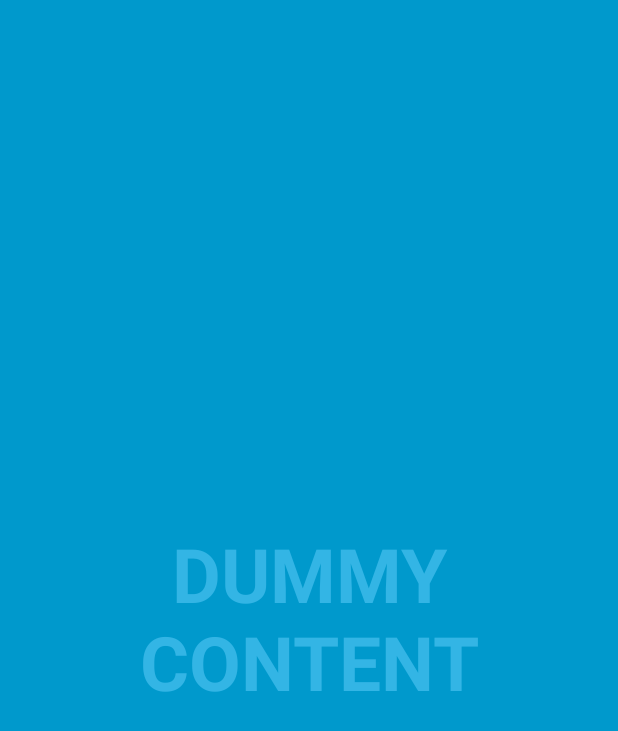
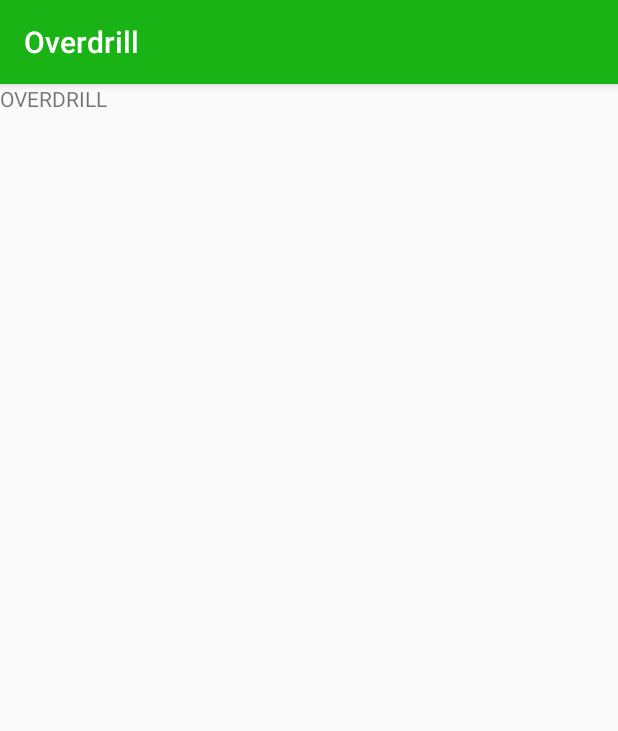
Before and after one commit to JJdeGroot/Overdrill, an Android app: the screen it shows after launch (FullscreenActivity before the commit, MainActivity after it), on a phone screen of 412 x 824 dp. Shown: the top 731 px of the screen. Run offline under Robolectric (Android 15) with nearby library versions, the phone set to English and light mode, and no system bars.

Commit message:
Project setup

```diff
--- a/app/src/main/java/fr/ups/overdrill/FullscreenActivity.java
+++ /dev/null
@@ -1,163 +0,0 @@
-package fr.ups.overdrill;
-
-import android.annotation.SuppressLint;
-import android.support.v7.app.ActionBar;
-import android.support.v7.app.AppCompatActivity;
-import android.os.Bundle;
-import android.os.Handler;
-import android.view.MotionEvent;
-import android.view.View;
-
-/**
- * An example full-screen activity that shows and hides the system UI (i.e.
- * status bar and navigation/system bar) with user interaction.
- */
-public class FullscreenActivity extends AppCompatActivity {
-    /**
-     * Whether or not the system UI should be auto-hidden after
-     * {@link #AUTO_HIDE_DELAY_MILLIS} milliseconds.
-     */
-    private static final boolean AUTO_HIDE = true;
-
-    /**
-     * If {@link #AUTO_HIDE} is set, the number of milliseconds to wait after
-     * user interaction before hiding the system UI.
-     */
-    private static final int AUTO_HIDE_DELAY_MILLIS = 3000;
-
-    /**
-     * Some older devices needs a small delay between UI widget updates
-     * and a change of the status and navigation bar.
-     */
-    private static final int UI_ANIMATION_DELAY = 300;
-    private final Handler mHideHandler = new Handler();
-    private View mContentView;
-    private final Runnable mHidePart2Runnable = new Runnable() {
-        @SuppressLint("InlinedApi")
-        @Override
-        public void run() {
-            // Delayed removal of status and navigation bar
-
-            // Note that some of these constants are new as of API 16 (Jelly Bean)
-            // and API 19 (KitKat). It is safe to use them, as they are inlined
-            // at compile-time and do nothing on earlier devices.
-            mContentView.setSystemUiVisibility(View.SYSTEM_UI_FLAG_LOW_PROFILE
-                    | View.SYSTEM_UI_FLAG_FULLSCREEN
-                    | View.SYSTEM_UI_FLAG_LAYOUT_STABLE
-                    | View.SYSTEM_UI_FLAG_IMMERSIVE_STICKY
-                    | View.SYSTEM_UI_FLAG_LAYOUT_HIDE_NAVIGATION
-                    | View.SYSTEM_UI_FLAG_HIDE_NAVIGATION);
-        }
-    };
-    private View mControlsView;
-    private final Runnable mShowPart2Runnable = new Runnable() {
-        @Override
-        public void run() {
-            // Delayed display of UI elements
-            ActionBar actionBar = getSupportActionBar();
-            if (actionBar != null) {
-                actionBar.show();
-            }
-            mControlsView.setVisibility(View.VISIBLE);
-        }
-    };
-    private boolean mVisible;
-    private final Runnable mHideRunnable = new Runnable() {
-        @Override
-        public void run() {
-            hide();
-        }
-    };
-    /**
-     * Touch listener to use for in-layout UI controls to delay hiding the
-     * system UI. This is to prevent the jarring behavior of controls going away
-     * while interacting with activity UI.
-     */
-    private final View.OnTouchListener mDelayHideTouchListener = new View.OnTouchListener() {
-        @Override
-        public boolean onTouch(View view, MotionEvent motionEvent) {
-            if (AUTO_HIDE) {
-                delayedHide(AUTO_HIDE_DELAY_MILLIS);
-            }
-            return false;
-        }
-    };
-
-    @Override
-    protected void onCreate(Bundle savedInstanceState) {
-        super.onCreate(savedInstanceState);
-
-        setContentView(R.layout.activity_fullscreen);
-
-        mVisible = true;
-        mControlsView = findViewById(R.id.fullscreen_content_controls);
-        mContentView = findViewById(R.id.fullscreen_content);
-
-
-        // Set up the user interaction to manually show or hide the system UI.
-        mContentView.setOnClickListener(new View.OnClickListener() {
-            @Override
-            public void onClick(View view) {
-                toggle();
-            }
-        });
-
-        // Upon interacting with UI controls, delay any scheduled hide()
-        // operations to prevent the jarring behavior of controls going away
-        // while interacting with the UI.
-        findViewById(R.id.dummy_button).setOnTouchListener(mDelayHideTouchListener);
-    }
-
-    @Override
-    protected void onPostCreate(Bundle savedInstanceState) {
-        super.onPostCreate(savedInstanceState);
-
-        // Trigger the initial hide() shortly after the activity has been
-        // created, to briefly hint to the user that UI controls
-        // are available.
-        delayedHide(100);
-    }
-
-    private void toggle() {
-        if (mVisible) {
-            hide();
-        } else {
-            show();
-        }
-    }
-
-    private void hide() {
-        // Hide UI first
-        ActionBar actionBar = getSupportActionBar();
-        if (actionBar != null) {
-            actionBar.hide();
-        }
-        mControlsView.setVisibility(View.GONE);
-        mVisible = false;
-
-        // Schedule a runnable to remove the status and navigation bar after a delay
-        mHideHandler.removeCallbacks(mShowPart2Runnable);
-        mHideHandler.postDelayed(mHidePart2Runnable, UI_ANIMATION_DELAY);
-    }
-
-    @SuppressLint("InlinedApi")
-    private void show() {
-        // Show the system bar
-        mContentView.setSystemUiVisibility(View.SYSTEM_UI_FLAG_LAYOUT_FULLSCREEN
-                | View.SYSTEM_UI_FLAG_LAYOUT_HIDE_NAVIGATION);
-        mVisible = true;
-
-        // Schedule a runnable to display UI elements after a delay
-        mHideHandler.removeCallbacks(mHidePart2Runnable);
-        mHideHandler.postDelayed(mShowPart2Runnable, UI_ANIMATION_DELAY);
-    }
-
-    /**
-     * Schedules a call to hide() in [delay] milliseconds, canceling any
-     * previously scheduled calls.
-     */
-    private void delayedHide(int delayMillis) {
-        mHideHandler.removeCallbacks(mHideRunnable);
-        mHideHandler.postDelayed(mHideRunnable, delayMillis);
-    }
-}
--- /dev/null
+++ b/app/src/main/java/fr/ups/overdrill/MainActivity.java
@@ -0,0 +1,17 @@
+package fr.ups.overdrill;
+
+import android.support.v7.app.AppCompatActivity;
+import android.os.Bundle;
+
+/**
+ * Main activity
+ */
+public class MainActivity extends AppCompatActivity {
+
+    @Override
+    protected void onCreate(Bundle savedInstanceState) {
+        super.onCreate(savedInstanceState);
+        setContentView(R.layout.activity_main);
+    }
+
+}
--- a/app/src/main/res/layout/activity_fullscreen.xml
+++ /dev/null
@@ -1,50 +0,0 @@
-<FrameLayout xmlns:android="http://schemas.android.com/apk/res/android"
-    xmlns:tools="http://schemas.android.com/tools"
-    android:layout_width="match_parent"
-    android:layout_height="match_parent"
-    android:background="#0099cc"
-    tools:context="fr.ups.overdrill.FullscreenActivity">
-
-    <!-- The primary full-screen view. This can be replaced with whatever view
-         is needed to present your content, e.g. VideoView, SurfaceView,
-         TextureView, etc. -->
-    <TextView
-        android:id="@+id/fullscreen_content"
-        android:layout_width="match_parent"
-        android:layout_height="match_parent"
-        android:gravity="center"
-        android:keepScreenOn="true"
-        android:text="@string/dummy_content"
-        android:textColor="#33b5e5"
-        android:textSize="50sp"
-        android:textStyle="bold" />
-
-    <!-- This FrameLayout insets its children based on system windows using
-         android:fitsSystemWindows. -->
-    <FrameLayout
-        android:layout_width="match_parent"
-        android:layout_height="match_parent"
-        android:fitsSystemWindows="true">
-
-        <LinearLayout
-            android:id="@+id/fullscreen_content_controls"
-            style="?metaButtonBarStyle"
-            android:layout_width="match_parent"
-            android:layout_height="wrap_content"
-            android:layout_gravity="bottom|center_horizontal"
-            android:background="@color/black_overlay"
-            android:orientation="horizontal"
-            tools:ignore="UselessParent">
-
-            <Button
-                android:id="@+id/dummy_button"
-                style="?metaButtonBarButtonStyle"
-                android:layout_width="0dp"
-                android:layout_height="wrap_content"
-                android:layout_weight="1"
-                android:text="@string/dummy_button" />
-
-        </LinearLayout>
-    </FrameLayout>
-
-</FrameLayout>
--- /dev/null
+++ b/app/src/main/res/layout/activity_main.xml
@@ -0,0 +1,15 @@
+<?xml version="1.0" encoding="utf-8"?>
+<LinearLayout xmlns:android="http://schemas.android.com/apk/res/android"
+    xmlns:tools="http://schemas.android.com/tools"
+    android:id="@+id/activity_main"
+    android:layout_width="match_parent"
+    android:layout_height="match_parent"
+    android:orientation="vertical"
+    tools:context="fr.ups.overdrill.MainActivity">
+
+    <TextView
+        android:text="OVERDRILL"
+        android:layout_width="wrap_content"
+        android:layout_height="wrap_content"
+        android:id="@+id/textView" />
+</LinearLayout>
--- /dev/null
+++ b/app/src/main/res/values-w820dp/dimens.xml
@@ -0,0 +1,6 @@
+<resources>
+    <!-- Example customization of dimensions originally defined in res/values/dimens.xml
+         (such as screen margins) for screens with more than 820dp of available width. This
+         would include 7" and 10" devices in landscape (~960dp and ~1280dp respectively). -->
+    <dimen name="activity_horizontal_margin">64dp</dimen>
+</resources>
--- a/app/src/main/res/values/colors.xml
+++ b/app/src/main/res/values/colors.xml
@@ -1,8 +1,11 @@
 <?xml version="1.0" encoding="utf-8"?>
 <resources>
-    <color name="colorPrimary">#3F51B5</color>
-    <color name="colorPrimaryDark">#303F9F</color>
-    <color name="colorAccent">#FF4081</color>
+    <color name="colorPrimary">#19b316</color>
+    <color name="colorPrimaryDark">#0a8103</color>
+    <color name="colorAccent">#aeef20</color>
+
+    <color name="black">#000</color>
+    <color name="white">#fff</color>
 
     <color name="black_overlay">#66000000</color>
 </resources>
--- /dev/null
+++ b/app/src/main/res/values/dimens.xml
@@ -0,0 +1,5 @@
+<resources>
+    <!-- Default screen margins, per the Android Design guidelines. -->
+    <dimen name="activity_horizontal_margin">16dp</dimen>
+    <dimen name="activity_vertical_margin">16dp</dimen>
+</resources>
--- a/app/src/main/res/values/styles.xml
+++ b/app/src/main/res/values/styles.xml
@@ -8,6 +8,7 @@
         <item name="colorAccent">@color/colorAccent</item>
     </style>
 
+    <!-- Full screen theme. -->
     <style name="FullscreenTheme" parent="AppTheme">
         <item name="android:actionBarStyle">@style/FullscreenActionBarStyle</item>
         <item name="android:windowActionBarOverlay">true</item>
```
Also changed, not shown: app/src/main/AndroidManifest.xml (+3 -6 lines), 2 other files.
